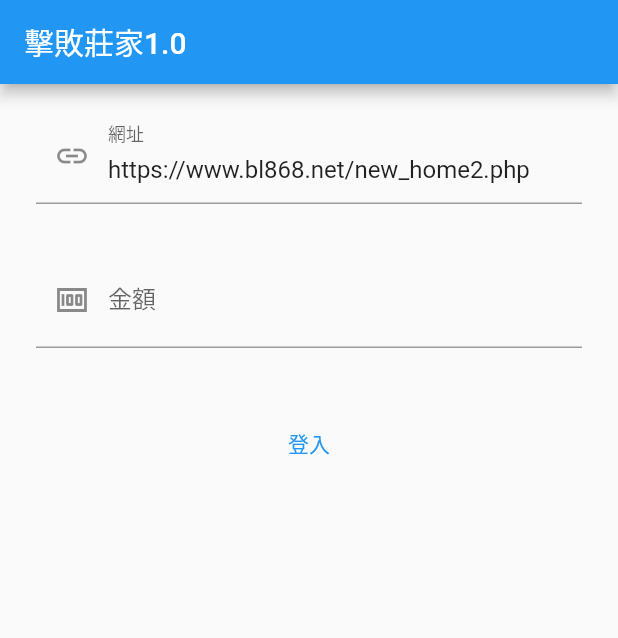
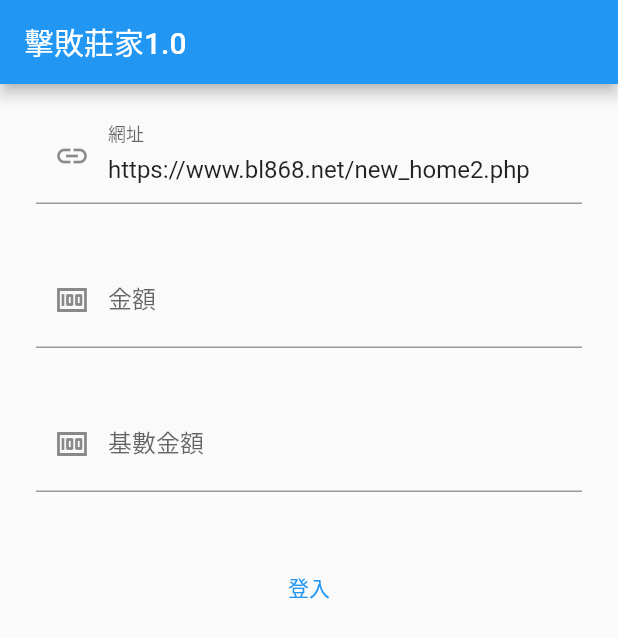
Before and after one commit to Liyobor/baichi, a Flutter app: the screen it shows after launch, after a tap on "登入", on a phone screen of 412 x 824 dp. Shown: the top 638 px of the screen. Run offline on Flutter 3.47's test engine with Material 2 defaults, Android fonts, the phone set to English and light mode, and no system bars; our stand-ins replace flutter_easyloading, image_gallery_saver, permission_handler, shared_preferences; missing offline and left inert: dart_jsonwebtoken, encrypted_shared_preferences, fimber, flutter_inappwebview, tflite_flutter, tflite_flutter_helper; network calls fail; statements that could not run were skipped.

```diff
--- a/lib/initial_page.dart
+++ b/lib/initial_page.dart
@@ -20,6 +20,7 @@ class _InitPageState extends State<InitPage> {
 
 
   final TextEditingController _moneyTextFieldController = TextEditingController();
+  final TextEditingController  _baseQuantityEditingController = TextEditingController();
   late TextEditingController _urlTextController;
 
 
@@ -62,7 +63,21 @@ class _InitPageState extends State<InitPage> {
                 ),
               ),
             ),
-
+            Container(
+              padding: const EdgeInsets.symmetric(horizontal: 24.0, vertical: 16.0),
+              child: TextFormField(
+                controller: _baseQuantityEditingController,
+                keyboardType: TextInputType.number,
+                inputFormatters: [
+                  FilteringTextInputFormatter.allow(RegExp(r'[0-9]'))
+                ],
+                decoration: const InputDecoration(
+                  prefixIcon: Icon(Icons.money),
+                  labelText: "基數金額",
+                  hintText: "輸入提示(可改)",
+                ),
+              ),
+            ),
             Padding(
               padding: const EdgeInsets.only(top: 24),
               child: Row(
@@ -116,8 +131,10 @@ class _InitPageState extends State<InitPage> {
                         } else{
                           DataHandler dataHandler = DataHandler();
                           dataHandler.money = double.parse(_moneyTextFieldController.text);
+                          dataHandler.baseQuantity = int.parse(_baseQuantityEditingController.text);
                           // apiHandler.userPassCode = _passCodeFieldController.text;
                           apiHandler.defaultUrl = urlStr;
+                          Fimber.i("dataHandler.baseQuantity = ${dataHandler.baseQuantity}");
 
                           // EasyLoading.show(status: '檢查代碼...');
                           // String? result = await apiHandler.checkServeState();
```
Also changed, not shown: lib/data_handler.dart (+11 -8 lines).
